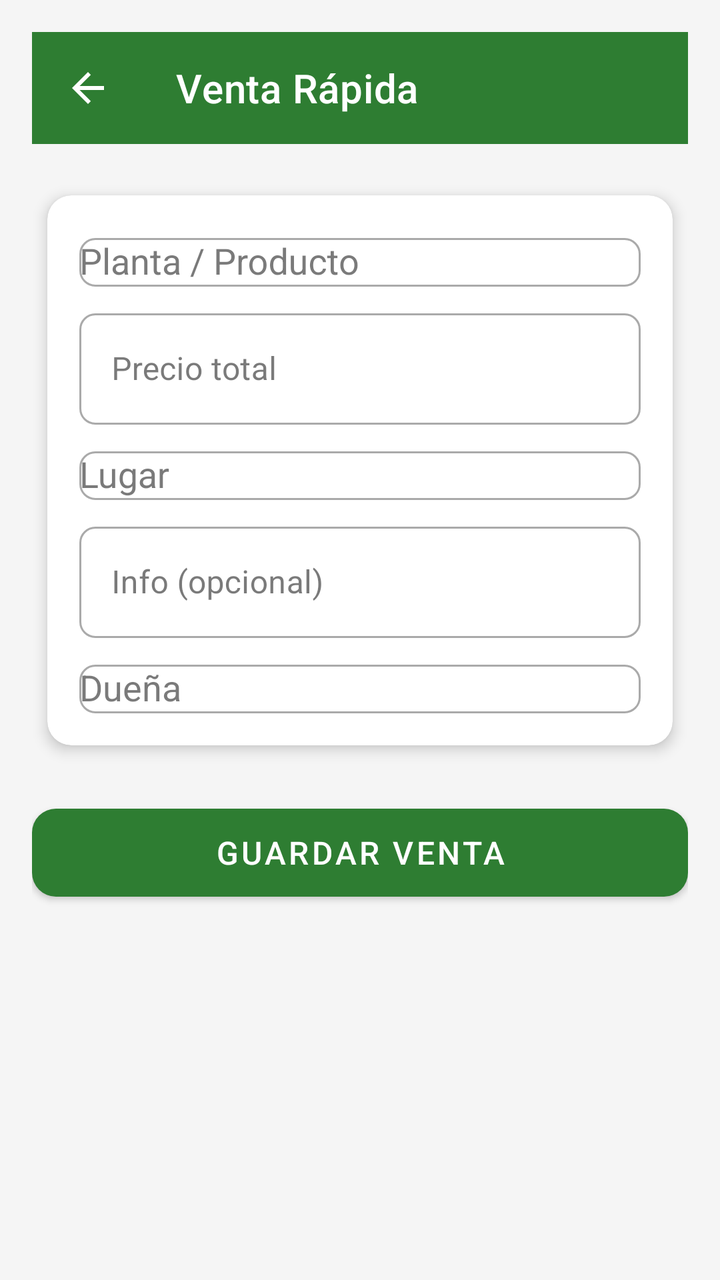
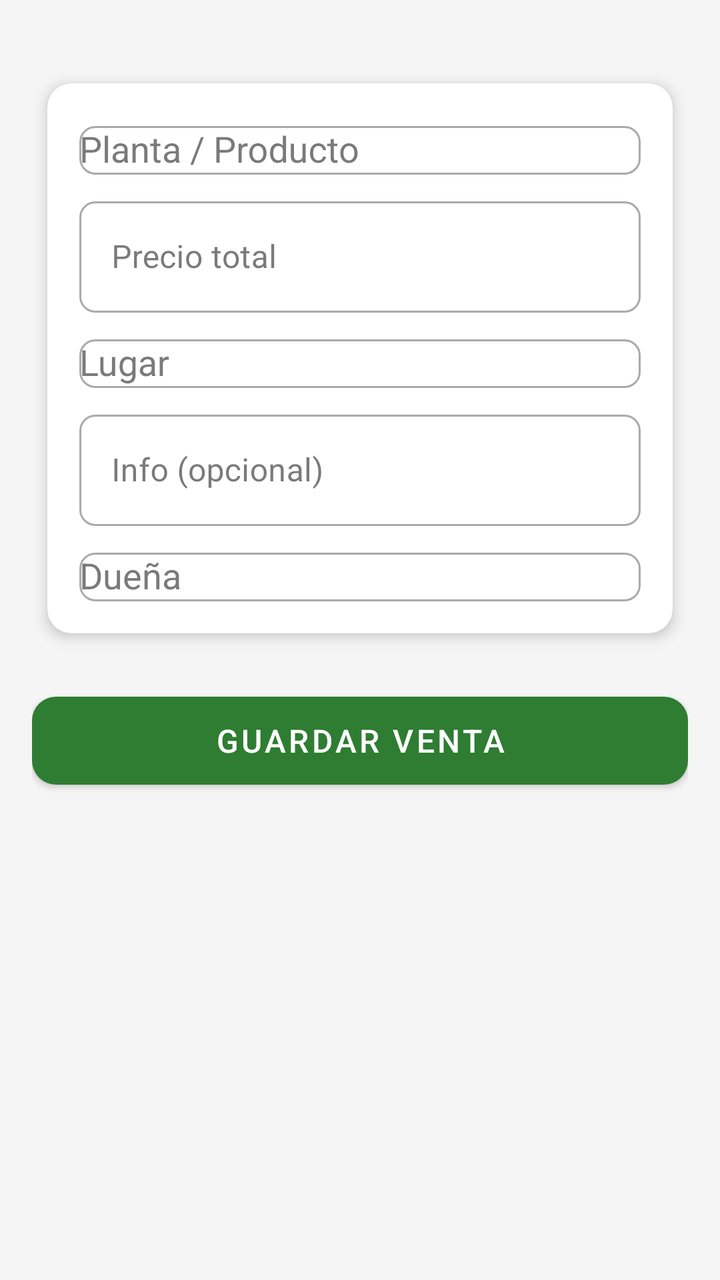

Screens rendered from an Android XML layout before and after an edit, with the pre-edit source and the edit as a unified diff.
<!-- AndroidManifest.xml: application theme Theme.OasisCheck -->
<!-- res/layout/activity_venta_rapida.xml -->
<?xml version="1.0" encoding="utf-8"?>
<ScrollView xmlns:android="http://schemas.android.com/apk/res/android" xmlns:app="http://schemas.android.com/apk/res-auto" android:layout_width="match_parent" android:layout_height="match_parent" android:background="@color/background">
    <LinearLayout android:layout_width="match_parent" android:layout_height="wrap_content" android:orientation="vertical" android:padding="16dp">
        <com.google.android.material.appbar.MaterialToolbar android:id="@+id/toolbar" android:layout_width="match_parent" android:layout_height="?attr/actionBarSize" android:background="@color/green_primary" app:navigationIcon="@drawable/ic_back" app:title="@string/venta_rapida" app:titleTextColor="@color/white" app:navigationIconTint="@color/white"/>
        <androidx.cardview.widget.CardView style="@style/CardStyle" android:layout_width="match_parent" android:layout_height="wrap_content" android:layout_marginTop="16dp">
            <LinearLayout android:layout_width="match_parent" android:layout_height="wrap_content" android:orientation="vertical" android:padding="16dp">
                <com.google.android.material.textfield.TextInputLayout style="@style/InputStyle" android:layout_width="match_parent" android:layout_height="wrap_content" android:hint="@string/planta_producto">
                    <AutoCompleteTextView android:id="@+id/et_planta" android:layout_width="match_parent" android:layout_height="wrap_content" android:inputType="text"/>
                </com.google.android.material.textfield.TextInputLayout>
                <com.google.android.material.textfield.TextInputLayout style="@style/InputStyle" android:layout_width="match_parent" android:layout_height="wrap_content" android:layout_marginTop="8dp" android:hint="@string/precio_total" app:prefixText="$">
                    <com.google.android.material.textfield.TextInputEditText android:id="@+id/et_precio" android:layout_width="match_parent" android:layout_height="wrap_content" android:inputType="numberDecimal"/>
                </com.google.android.material.textfield.TextInputLayout>
                <com.google.android.material.textfield.TextInputLayout style="@style/InputStyle" android:layout_width="match_parent" android:layout_height="wrap_content" android:layout_marginTop="8dp" android:hint="@string/lugar">
                    <AutoCompleteTextView android:id="@+id/spinner_lugar" android:layout_width="match_parent" android:layout_height="wrap_content" android:inputType="none"/>
                </com.google.android.material.textfield.TextInputLayout>
                <com.google.android.material.textfield.TextInputLayout style="@style/InputStyle" android:layout_width="match_parent" android:layout_height="wrap_content" android:layout_marginTop="8dp" android:hint="@string/info_opcional">
                    <com.google.android.material.textfield.TextInputEditText android:id="@+id/et_info" android:layout_width="match_parent" android:layout_height="wrap_content" android:inputType="textMultiLine"/>
                </com.google.android.material.textfield.TextInputLayout>
                <com.google.android.material.textfield.TextInputLayout style="@style/InputStyle" android:layout_width="match_parent" android:layout_height="wrap_content" android:layout_marginTop="8dp" android:hint="@string/duena">
                    <AutoCompleteTextView android:id="@+id/spinner_duenia" android:layout_width="match_parent" android:layout_height="wrap_content" android:inputType="none"/>
                </com.google.android.material.textfield.TextInputLayout>
            </LinearLayout>
        </androidx.cardview.widget.CardView>
        <com.google.android.material.button.MaterialButton android:id="@+id/btn_guardar" android:layout_width="match_parent" android:layout_height="56dp" android:layout_marginTop="16dp" android:text="@string/guardar_venta" android:textSize="16sp" app:backgroundTint="@color/green_primary" app:cornerRadius="12dp"/>
    </LinearLayout>
</ScrollView>
<!-- resources referenced by this layout -->
<resources>
  <color name="background">#F5F5F5</color>
  <color name="green_primary">#2E7D32</color>
  <color name="white">#FFFFFF</color>
  <!-- drawable ic_back (drawable) -->
  <?xml version="1.0" encoding="utf-8"?>
  <vector xmlns:android="http://schemas.android.com/apk/res/android"
      android:width="24dp"
      android:height="24dp"
      android:viewportWidth="24"
      android:viewportHeight="24"
      android:tint="?attr/colorControlNormal">
      <path
          android:fillColor="@android:color/white"
          android:pathData="M20,11H7.83l5.59,-5.59L12,4l-8,8 8,8 1.41,-1.41L7.83,13H20v-2z"/>
  </vector>
  <string name="duena">Dueña</string>
  <string name="guardar_venta">Guardar Venta</string>
  <string name="info_opcional">Info (opcional)</string>
  <string name="lugar">Lugar</string>
  <string name="planta_producto">Planta / Producto</string>
  <string name="precio_total">Precio total</string>
  <string name="venta_rapida">Venta Rápida</string>
  <style name="CardStyle">
          <item name="cardCornerRadius">12dp</item>
          <item name="cardElevation">4dp</item>
          <item name="cardUseCompatPadding">true</item>
      </style>
  <style name="InputStyle" parent="Widget.MaterialComponents.TextInputLayout.OutlinedBox">
          <item name="boxCornerRadiusTopStart">8dp</item>
          <item name="boxCornerRadiusTopEnd">8dp</item>
          <item name="boxCornerRadiusBottomStart">8dp</item>
          <item name="boxCornerRadiusBottomEnd">8dp</item>
      </style>
  <style name="Theme.OasisCheck" parent="Theme.MaterialComponents.DayNight.DarkActionBar">
          <item name="colorPrimary">@color/green_primary</item>
          <item name="colorPrimaryDark">@color/green_primary_dark</item>
          <item name="colorAccent">@color/green_accent</item>
          <item name="colorSecondary">@color/green_accent</item>
          <item name="colorOnSurface">@color/text_primary</item>
          <item name="android:statusBarColor">@color/green_primary_dark</item>
      </style>
  <color name="green_primary_dark">#1B5E20</color>
  <color name="green_accent">#66BB6A</color>
  <color name="text_primary">#212121</color>
</resources>

<!-- the commit's change to res/layout/activity_venta_rapida.xml (unified diff, before → after) -->
@@ -1,7 +1,7 @@
 <?xml version="1.0" encoding="utf-8"?>
 <ScrollView xmlns:android="http://schemas.android.com/apk/res/android" xmlns:app="http://schemas.android.com/apk/res-auto" android:layout_width="match_parent" android:layout_height="match_parent" android:background="@color/background">
     <LinearLayout android:layout_width="match_parent" android:layout_height="wrap_content" android:orientation="vertical" android:padding="16dp">
-        <com.google.android.material.appbar.MaterialToolbar android:id="@+id/toolbar" android:layout_width="match_parent" android:layout_height="?attr/actionBarSize" android:background="@color/green_primary" app:navigationIcon="@drawable/ic_back" app:title="@string/venta_rapida" app:titleTextColor="@color/white" app:navigationIconTint="@color/white"/>
+
         <androidx.cardview.widget.CardView style="@style/CardStyle" android:layout_width="match_parent" android:layout_height="wrap_content" android:layout_marginTop="16dp">
             <LinearLayout android:layout_width="match_parent" android:layout_height="wrap_content" android:orientation="vertical" android:padding="16dp">
                 <com.google.android.material.textfield.TextInputLayout style="@style/InputStyle" android:layout_width="match_parent" android:layout_height="wrap_content" android:hint="@string/planta_producto">
<!-- resource entries referenced after the edit -->
@@ -2,26 +2,12 @@
 <resources>
   <color name="background">#F5F5F5</color>
   <color name="green_primary">#2E7D32</color>
-  <color name="white">#FFFFFF</color>
-  <!-- drawable ic_back (drawable) -->
-  <?xml version="1.0" encoding="utf-8"?>
-  <vector xmlns:android="http://schemas.android.com/apk/res/android"
-      android:width="24dp"
-      android:height="24dp"
-      android:viewportWidth="24"
-      android:viewportHeight="24"
-      android:tint="?attr/colorControlNormal">
-      <path
-          android:fillColor="@android:color/white"
-          android:pathData="M20,11H7.83l5.59,-5.59L12,4l-8,8 8,8 1.41,-1.41L7.83,13H20v-2z"/>
-  </vector>
   <string name="duena">Dueña</string>
   <string name="guardar_venta">Guardar Venta</string>
   <string name="info_opcional">Info (opcional)</string>
   <string name="lugar">Lugar</string>
   <string name="planta_producto">Planta / Producto</string>
   <string name="precio_total">Precio total</string>
-  <string name="venta_rapida">Venta Rápida</string>
   <style name="CardStyle">
           <item name="cardCornerRadius">12dp</item>
           <item name="cardElevation">4dp</item>
@@ -33,16 +19,15 @@
           <item name="boxCornerRadiusBottomStart">8dp</item>
           <item name="boxCornerRadiusBottomEnd">8dp</item>
       </style>
-  <style name="Theme.OasisCheck" parent="Theme.MaterialComponents.DayNight.DarkActionBar">
-          <item name="colorPrimary">@color/green_primary</item>
-          <item name="colorPrimaryDark">@color/green_primary_dark</item>
-          <item name="colorAccent">@color/green_accent</item>
-          <item name="colorSecondary">@color/green_accent</item>
+  <style name="Theme.OasisCheck" parent="Theme.MaterialComponents.DayNight.NoActionBar">
+          <item name="colorPrimary">@color/purple</item>
+          <item name="colorPrimaryDark">#6A1B9A</item>
+          <item name="colorAccent">#FF4081</item>
+          <item name="colorSecondary">#FF4081</item>
           <item name="colorOnSurface">@color/text_primary</item>
-          <item name="android:statusBarColor">@color/green_primary_dark</item>
+          <item name="android:statusBarColor">#6A1B9A</item>
       </style>
-  <color name="green_primary_dark">#1B5E20</color>
-  <color name="green_accent">#66BB6A</color>
+  <color name="purple">#9C27B0</color>
   <color name="text_primary">#212121</color>
 </resources>
 
